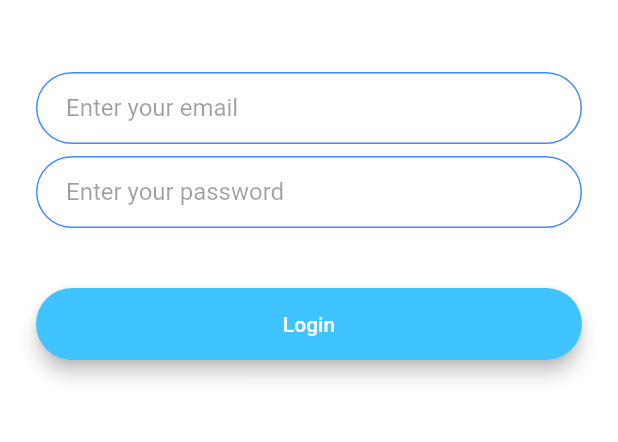
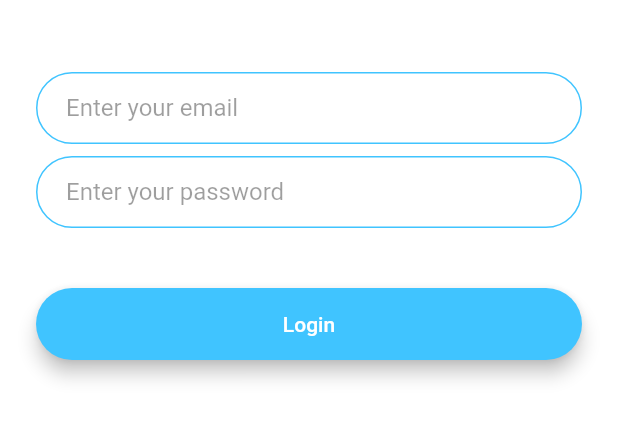
Before and after one commit to priyanshumaurya8868/flash_chat, a Flutter app: the screen it shows after launch, after a tap on "Login", on a phone screen of 412 x 824 dp, the part 576-1018 px from its top. Run offline on Flutter 3.47's test engine with Material 2 defaults, Android fonts, the phone set to English and light mode, and no system bars; our stand-ins replace animated_text_kit, cloud_firestore, firebase_auth, firebase_core; missing offline and left inert: ntp; accounts and stored records are empty.

Commit message:
bug/responsiveness

```diff
--- a/lib/constants.dart
+++ b/lib/constants.dart
@@ -18,7 +18,7 @@ const kMessageContainerDecoration = BoxDecoration(
   ),
 );
 
-const kTextFieldDecoration = InputDecoration(
+const kRegTextFieldDecoration = InputDecoration(
   hintText: 'Enter your password',
   contentPadding:
   EdgeInsets.symmetric(vertical: 10.0, horizontal: 20.0),
@@ -34,3 +34,20 @@ const kTextFieldDecoration = InputDecoration(
     borderRadius: BorderRadius.all(Radius.circular(32.0)),
   ),
 );
+
+const kLoginTextFieldDecoration = InputDecoration(
+  hintText: 'Enter your password',
+  contentPadding:
+  EdgeInsets.symmetric(vertical: 10.0, horizontal: 20.0),
+  border: OutlineInputBorder(
+    borderRadius: BorderRadius.all(Radius.circular(32.0)),
+  ),
+  enabledBorder: OutlineInputBorder(
+    borderSide: BorderSide(color: Colors.lightBlueAccent, width: 1.0),
+    borderRadius: BorderRadius.all(Radius.circular(32.0)),
+  ),
+  focusedBorder: OutlineInputBorder(
+    borderSide: BorderSide(color: Colors.lightBlueAccent, width: 2.0),
+    borderRadius: BorderRadius.all(Radius.circular(32.0)),
+  ),
+);
--- a/lib/screens/login_screen.dart
+++ b/lib/screens/login_screen.dart
@@ -1,8 +1,8 @@
-
 import 'package:firebase_auth/firebase_auth.dart';
 import 'package:flash_chat/constants.dart';
 import 'package:flash_chat/round_button.dart';
 import 'package:flutter/material.dart';
+
 import 'chat_screen.dart';
 
 class LoginScreen extends StatefulWidget {
@@ -13,29 +13,31 @@ class LoginScreen extends StatefulWidget {
 }
 
 class _LoginScreenState extends State<LoginScreen> {
-
   var _email;
   var _pswd;
- @override
+
+  @override
   void initState() {
     super.initState();
   }
+
   @override
   Widget build(BuildContext context) {
-
     return Scaffold(
       backgroundColor: Colors.white,
       body: Padding(
         padding: const EdgeInsets.symmetric(horizontal: 24.0),
-        child:Column(
+        child: Column(
           mainAxisAlignment: MainAxisAlignment.center,
           crossAxisAlignment: CrossAxisAlignment.stretch,
           children: <Widget>[
-            Container(
-              height: 200.0,
-              child: Hero(
-                tag: "logo",
-                child: Image.asset('images/logo.png'),
+            Flexible(
+              child: Container(
+                height: 200.0,
+                child: Hero(
+                  tag: "logo",
+                  child: Image.asset('images/logo.png'),
+                ),
               ),
             ),
             const SizedBox(
@@ -47,8 +49,8 @@ class _LoginScreenState extends State<LoginScreen> {
               onChanged: (value) {
                 _email = value;
               },
-              decoration:
-                  kTextFieldDecoration.copyWith(hintText: 'Enter your email'),
+              decoration: kLoginTextFieldDecoration.copyWith(
+                  hintText: 'Enter your email'),
             ),
             const SizedBox(
               height: 8.0,
@@ -59,28 +61,34 @@ class _LoginScreenState extends State<LoginScreen> {
               onChanged: (value) {
                 _pswd = value;
               },
-              decoration: kTextFieldDecoration.copyWith(
+              decoration: kLoginTextFieldDecoration.copyWith(
                   hintText: 'Enter your password'),
             ),
             const SizedBox(
               height: 24.0,
             ),
-            RoundButton(
-                text: "Login", color: Colors.lightBlueAccent, onTap: () async{ await login(_email,_pswd); }),
+            Flexible(
+              child: RoundButton(
+                  text: "Login",
+                  color: Colors.lightBlueAccent,
+                  onTap: () async {
+                    await login(_email, _pswd);
+                  }),
+            ),
           ],
         ),
       ),
     );
   }
 
-  Future login(String email,String pswd)async{
-    try{
-      var newUser = await FirebaseAuth.instance.signInWithEmailAndPassword(email: email, password: pswd);
-      if(newUser != null){
+  Future login(String email, String pswd) async {
+    try {
+      var newUser = await FirebaseAuth.instance
+          .signInWithEmailAndPassword(email: email, password: pswd);
+      if (newUser != null) {
         Navigator.pushNamed(context, ChatScreen.route);
-
       }
-    }catch(e){
+    } catch (e) {
       print(e);
     }
   }
```
Also changed, not shown: lib/message_item.dart (+2 -5 lines), lib/screens/registration_screen.dart (+24 -16 lines).
